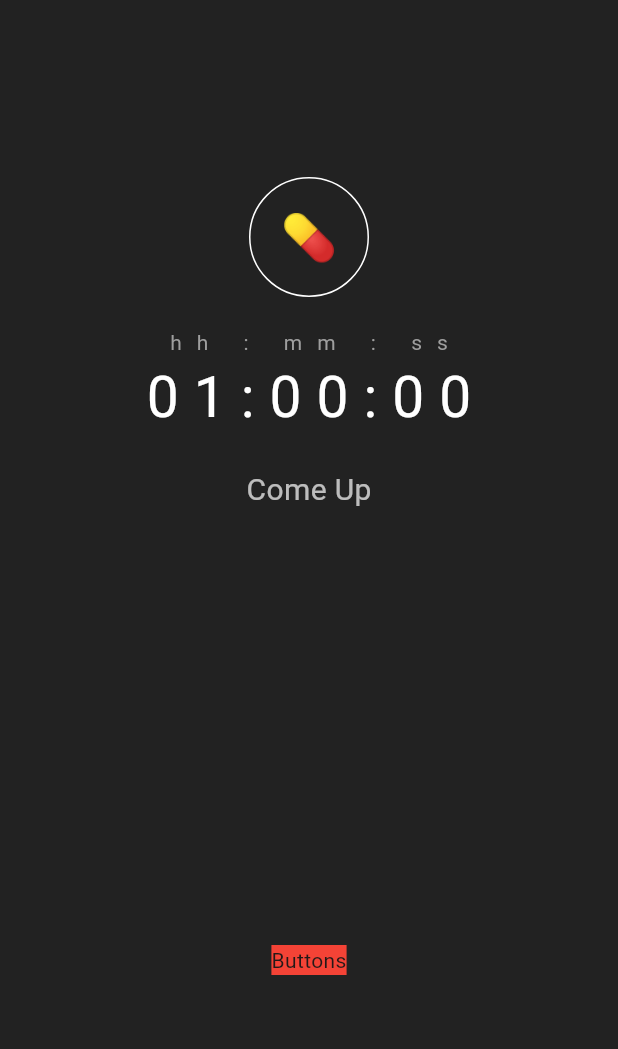
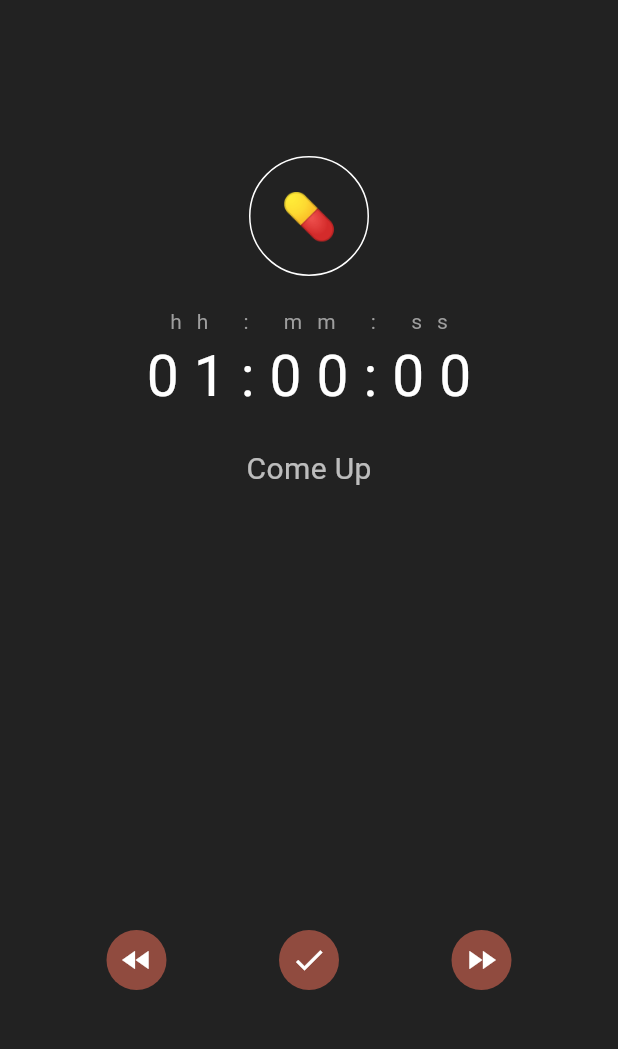
Before and after one commit to anchit-chandran/triptrack, a Flutter app: the screen it shows after launch, on a phone screen of 412 x 824 dp, the part 84-1133 px from its top. Run offline on Flutter 3.47's test engine with Material 3 defaults, Android fonts, the phone set to English and light mode, and no system bars.

Commit message:
adds action buttons
Signed-off-by: anchit-chandran <anchit97123@gmail.com>

```diff
--- a/lib/main.dart
+++ b/lib/main.dart
@@ -76,14 +76,38 @@ class _TripTrackAppState extends State<TripTrackApp> {
             ),
             Flexible(
               flex: 1,
-              child: Container(
-                child: Text("Buttons"),
-                color: Colors.red,
+              child: Row(
+                mainAxisAlignment: MainAxisAlignment.spaceEvenly,
+                children: [
+                  ActionButton(onPressed: () {}, icon: Icon(Icons.fast_rewind)),
+                  ActionButton(onPressed: () {}, icon: Icon(Icons.check)),
+                  ActionButton(
+                      onPressed: () {}, icon: Icon(Icons.fast_forward)),
+                ],
               ),
             ),
           ],
         ),
       ),
+    );
+  }
+}
+
+class ActionButton extends StatelessWidget {
+  final void Function() onPressed;
+  final Icon icon;
+
+  const ActionButton({
+    super.key,
+    required this.onPressed,
+    required this.icon,
+  });
+
+  @override
+  Widget build(BuildContext context) {
+    return IconButton.filled(
+      onPressed: onPressed,
+      icon: icon,
     );
   }
 }
```
